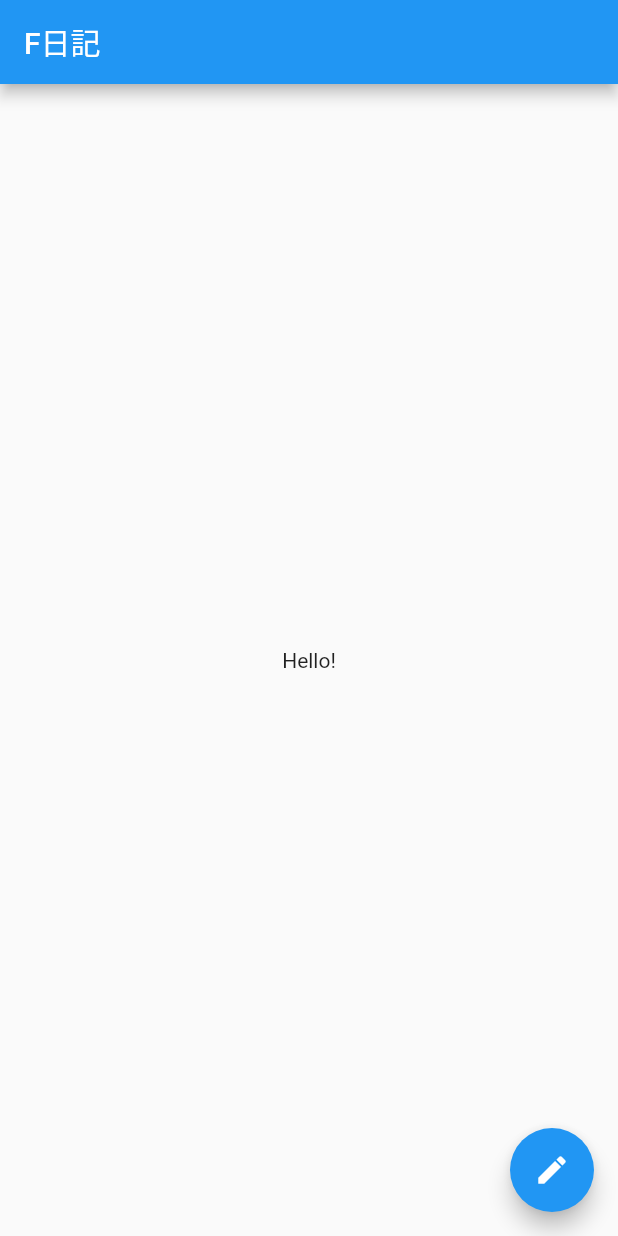
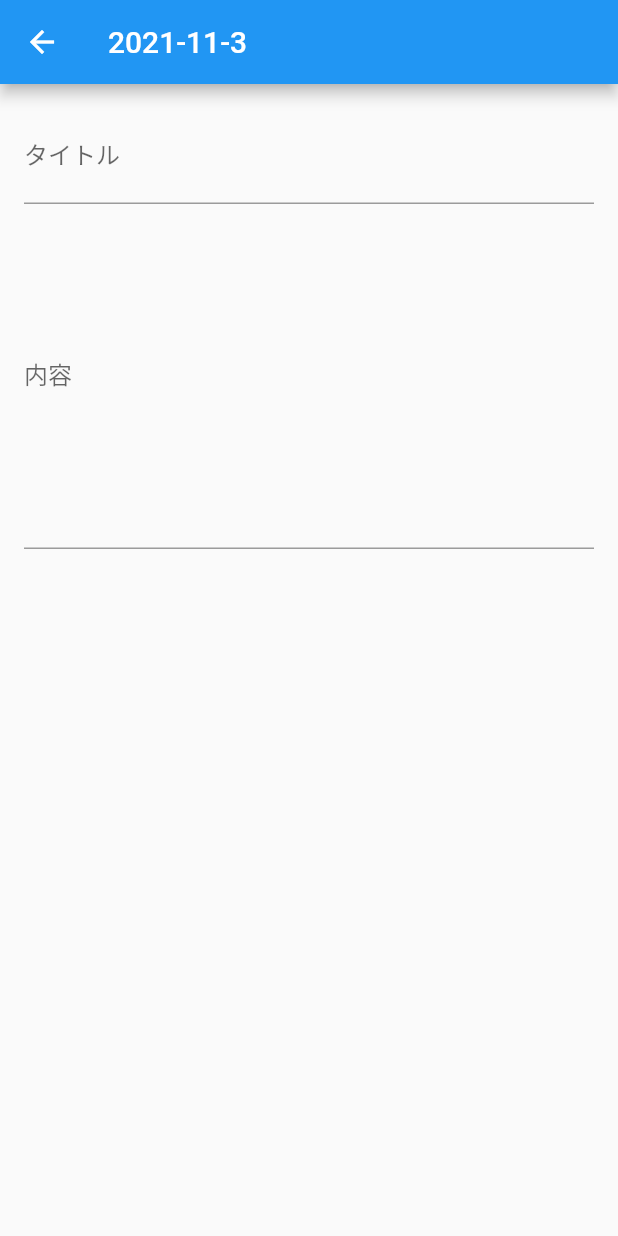
Before and after one commit to ken1flan/f_diary, a Flutter app: the screen it shows after launch, after a tap on the "edit" icon, on a phone screen of 412 x 824 dp. Run offline on Flutter 3.47's test engine with Material 2 defaults, Android fonts, the phone set to English and light mode, and no system bars.

Commit message:
Add article page (#5)
ホームページでペンボタンを押したときに、
記事ページが表示されるようにします。

```diff
--- /dev/null
+++ b/lib/widgets/article_page.dart
@@ -0,0 +1,36 @@
+import 'package:flutter/material.dart';
+
+class ArticlePage extends StatefulWidget {
+  final DateTime dateTime;
+
+  const ArticlePage(this.dateTime, {Key? key}) : super(key: key);
+
+  @override
+  _ArticleState createState() => _ArticleState();
+}
+
+class _ArticleState extends State<ArticlePage> {
+  _ArticleState();
+
+  @override
+  Widget build(BuildContext contest) {
+    var dateTime = widget.dateTime;
+    var titleString = '${dateTime.year}-${dateTime.month}-${dateTime.day}';
+    return Scaffold(
+        appBar: AppBar(title: Text(titleString)),
+        body: Padding(
+            padding: const EdgeInsets.all(16),
+            child: ListView(
+              children: [
+                TextFormField(
+                  decoration: const InputDecoration(
+                      labelText: 'タイトル', hintText: '今日をひとことでいうとなんですか？'),
+                ),
+                TextFormField(
+                  decoration: const InputDecoration(labelText: '内容'),
+                  maxLines: 10,
+                )
+              ],
+            )));
+  }
+}
--- a/lib/widgets/my_home_page.dart
+++ b/lib/widgets/my_home_page.dart
@@ -1,4 +1,5 @@
 import 'package:flutter/material.dart';
+import 'package:f_diary/widgets/article_page.dart';
 
 class MyHomePage extends StatelessWidget {
   const MyHomePage({Key? key, required this.title}) : super(key: key);
@@ -16,7 +17,7 @@ class MyHomePage extends StatelessWidget {
       ),
       floatingActionButton: FloatingActionButton(
         onPressed: () {
-          _openArticle();
+          _openArticle(context);
         },
         tooltip: 'Open article',
         child: const Icon(Icons.edit),
@@ -24,7 +25,11 @@ class MyHomePage extends StatelessWidget {
     );
   }
 
-  void _openArticle() {
-    // 記事ページを開く
+  void _openArticle(BuildContext context) {
+    Navigator.push(
+        context,
+        MaterialPageRoute(
+          builder: (context) => ArticlePage(DateTime.now()),
+        ));
   }
 }
```
Also changed, not shown: 1 other file.
